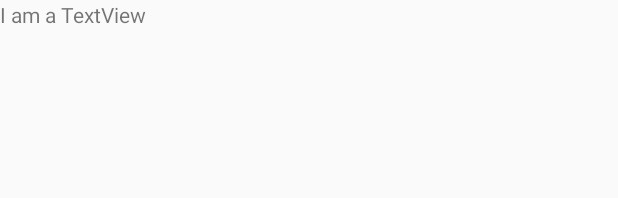
After one commit to bearing/dosenet-apps, an Android app: the layout dosimeter_list_view.xml on its own in the app's theme, with its tools: preview values and no code run, on a phone screen of 412 x 824 dp. The commit adds this screen. Shown: the top 198 px of the screen. Run offline under Robolectric (Android 15) with nearby library versions, the phone set to English and light mode, and no system bars.

Commit message:
Ground work for recycler view

```diff
--- /dev/null
+++ b/Android/DoseNet/app/src/main/res/layout/dosimeter_list_view.xml
@@ -0,0 +1,12 @@
+<?xml version="1.0" encoding="utf-8"?>
+<LinearLayout xmlns:android="http://schemas.android.com/apk/res/android"
+    android:orientation="horizontal"
+    android:layout_width="match_parent"
+    android:layout_height="match_parent">
+
+    <TextView
+        android:id="@+id/dosimeter_name"
+        android:layout_width="wrap_content"
+        android:layout_height="match_parent"
+        android:text="I am a TextView" />
+</LinearLayout>
```
Also changed, not shown: Android/DoseNet/app/src/main/java/com/navrit/dosenet/DosimeterAdapter.java (added, +57 -0 lines), Android/DoseNet/app/src/main/java/com/navrit/dosenet/MainActivity.java (+32 -7 lines), Android/DoseNet/app/src/main/res/layout/activity_main.xml (+11 -2 lines).
